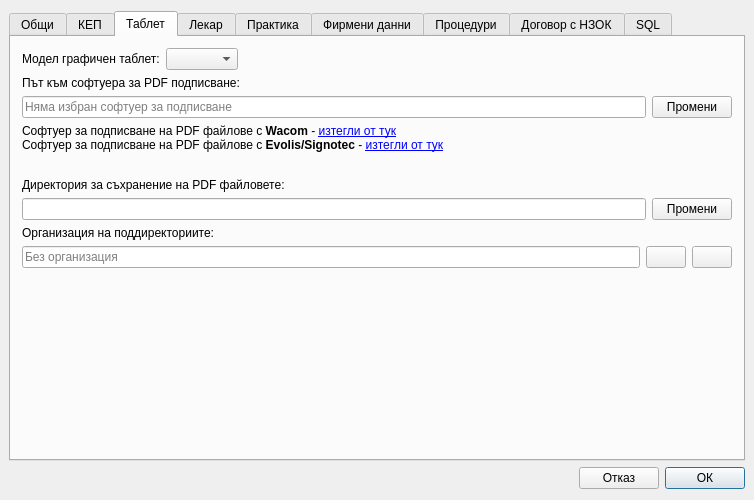
This is src/View/Widgets/SettingsDialog.ui in thefinalcutbg/DinoDent as Qt 5 draws it before an edit. The edited form follows.
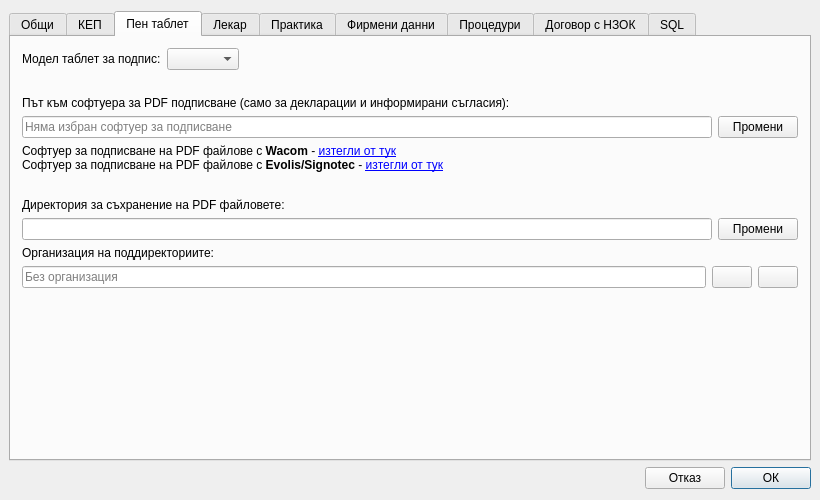
This is the edited form. The open tabs and pages were chosen to show the change. Custom widgets are drawn as their Qt base class.

```diff
--- a/src/View/Widgets/SettingsDialog.ui
+++ b/src/View/Widgets/SettingsDialog.ui
@@ -6,7 +6,7 @@
    <rect>
     <x>0</x>
     <y>0</y>
-    <width>754</width>
+    <width>820</width>
     <height>500</height>
    </rect>
   </property>
@@ -360,7 +360,7 @@
      </widget>
      <widget class="QWidget" name="tab">
       <attribute name="title">
-       <string>Таблет</string>
+       <string>Пен таблет</string>
       </attribute>
       <layout class="QVBoxLayout" name="verticalLayout_26">
        <item>
@@ -368,7 +368,7 @@
          <item>
           <widget class="QLabel" name="label_30">
            <property name="text">
-            <string>Модел графичен таблет:</string>
+            <string>Модел таблет за подпис:</string>
            </property>
           </widget>
          </item>
@@ -394,10 +394,17 @@
          </item>
         </layout>
        </item>
+       <item>
+        <widget class="QLabel" name="label_35">
+         <property name="text">
+          <string/>
+         </property>
+        </widget>
+       </item>
        <item>
         <widget class="QLabel" name="label_31">
          <property name="text">
-          <string>Път към софтуера за PDF подписване:</string>
+          <string>Път към софтуера за PDF подписване (само за декларации и информирани съгласия):</string>
          </property>
         </widget>
        </item>
```
Left out of the diff: 2 changed lines with no effect on the pictures.
